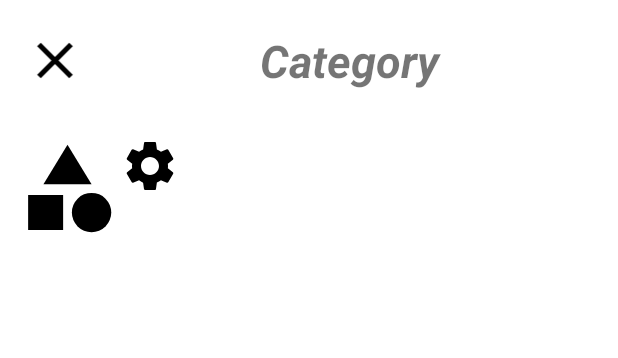
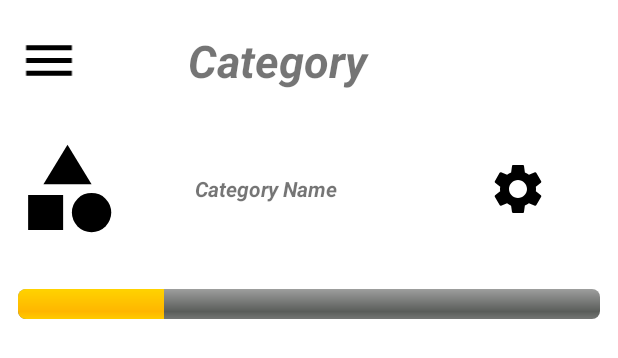
Before and after one commit to GabrielGrobb/opsc7311_part2, an Android app: the layout activity_category.xml on its own in the app's theme, with its tools: preview values and no code run, on a phone screen of 412 x 824 dp. Shown: the top 358 px of the screen. Run offline under Robolectric (Android 15) with nearby library versions, the phone set to English and light mode, and no system bars.

Commit message:
Added Menu Icon and Category Page

```diff
--- /dev/null
+++ b/app/src/main/res/drawable/menu.xml
@@ -0,0 +1,5 @@
+<vector android:height="24dp" android:tint="#000000"
+    android:viewportHeight="24" android:viewportWidth="24"
+    android:width="24dp" xmlns:android="http://schemas.android.com/apk/res/android">
+    <path android:fillColor="@android:color/white" android:pathData="M3,18h18v-2L3,16v2zM3,13h18v-2L3,11v2zM3,6v2h18L21,6L3,6z"/>
+</vector>
--- a/app/src/main/res/layout/activity_category.xml
+++ b/app/src/main/res/layout/activity_category.xml
@@ -14,20 +14,21 @@
         android:layout_marginTop="20dp">
 
         <ImageView
+            android:id="@+id/MenuIcon"
             android:layout_width="wrap_content"
             android:layout_height="match_parent"
             android:layout_weight="1"
-            app:srcCompat="@drawable/close_icon"></ImageView>
+            app:srcCompat="@drawable/menu"></ImageView>
 
         <TextView
+            android:id="@+id/Header"
             android:layout_width="wrap_content"
             android:layout_height="wrap_content"
-            android:layout_marginEnd="20dp"
+            android:layout_marginLeft="60dp"
             android:text="@string/category_header"
             android:layout_weight="4"
             android:textSize="30dp"
             android:textStyle="italic|bold"
-            android:textAlignment="center"
             ></TextView>
 
     </LinearLayout>
@@ -40,18 +41,60 @@
         android:orientation="horizontal">
 
         <ImageView
+            android:id="@+id/IconPicture"
             android:layout_width="70dp"
             android:layout_height="70dp"
             app:srcCompat="@drawable/default_category"
             ></ImageView>
 
+        <TextView
+            android:id="@+id/CategoryName"
+            android:layout_width="wrap_content"
+            android:layout_height="wrap_content"
+            android:text="Category Name"
+            android:textStyle="italic|bold"
+            android:layout_marginLeft="50dp"
+            android:layout_marginTop="25dp"
+            ></TextView>
+
         <ImageView
+            android:id="@+id/SettingsIcon"
             android:layout_width="40dp"
             android:layout_height="40dp"
             app:srcCompat="@drawable/settings"
-
+            android:layout_marginLeft="100dp"
+            android:layout_marginTop="15dp"
             ></ImageView>
 
     </LinearLayout>
 
+    <LinearLayout
+        android:layout_width="match_parent"
+        android:layout_height="match_parent"
+        android:layout_marginTop="20dp"
+        android:padding="12dp">
+
+        <ProgressBar
+            android:id="@+id/MainProgress"
+            style="@android:style/Widget.ProgressBar.Horizontal"
+            android:layout_width="match_parent"
+            android:layout_height="wrap_content"
+            android:progress="25"/>
+
+    </LinearLayout>
+
+    <LinearLayout
+        android:layout_width="match_parent"
+        android:layout_height="match_parent"
+        android:orientation="horizontal">
+
+        <TextView
+            android:layout_width="wrap_content"
+            android:layout_height="wrap_content"
+            android:text="@string/start_date">
+
+        </TextView>
+
+    </LinearLayout>
+
 </LinearLayout>
```
